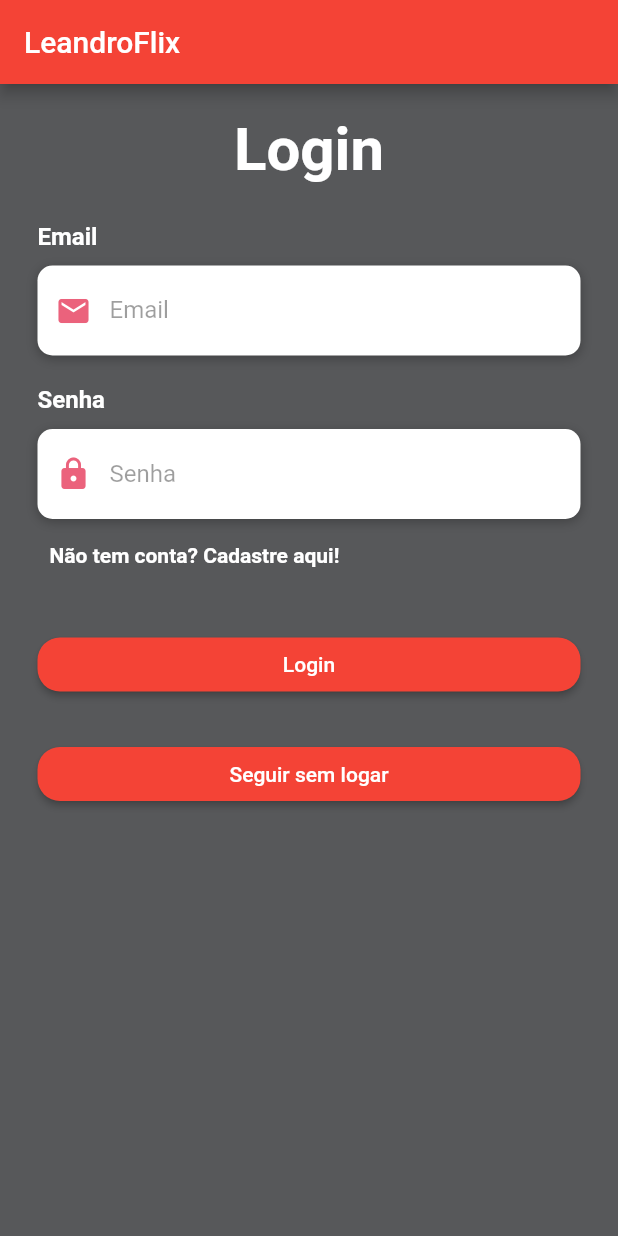
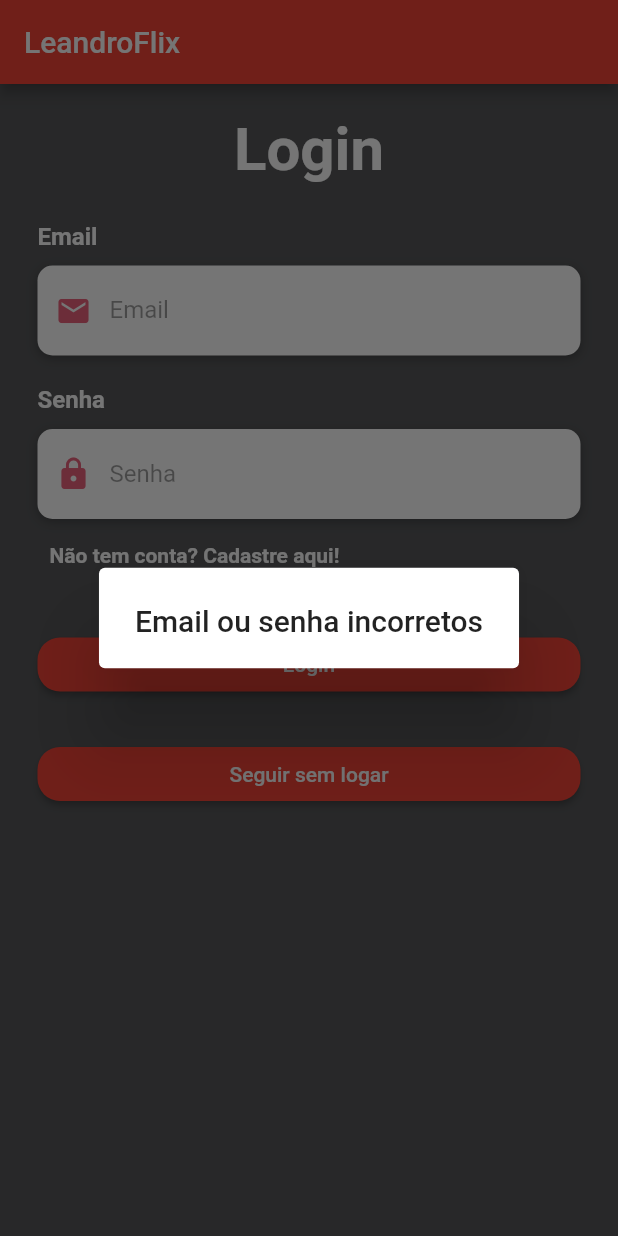
Before and after one commit to intDanoninho/LeandroFlix, a Flutter app: the screen it shows after launch, after a tap on "Login", on a phone screen of 412 x 824 dp. Run offline on Flutter 3.47's test engine with Material 2 defaults, Android fonts, the phone set to English and light mode, and no system bars; our stand-ins replace quickalert, sqflite; accounts and stored records are empty.

Commit message:
Inicio do Catalogo
Botoes levando a tela catalogo implementados

```diff
--- /dev/null
+++ b/catalogo/lib/catalogo.dart
@@ -0,0 +1,18 @@
+import 'package:flutter/material.dart';
+
+import 'model_user.dart';
+
+class Catalogo extends StatefulWidget {
+  final User user;
+  const Catalogo(this.user, {super.key});
+
+  @override
+  State<Catalogo> createState() => _CatalogoState();
+}
+
+class _CatalogoState extends State<Catalogo> {
+  @override
+  Widget build(BuildContext context) {
+    return Text("Catalogo do usuario ${widget.user.name}");
+  }
+}
--- a/catalogo/lib/home.dart
+++ b/catalogo/lib/home.dart
@@ -3,6 +3,9 @@ import 'package:catalogo/database.dart';
 import 'package:flutter/material.dart';
 import 'package:flutter/services.dart';
 import 'package:sqflite/sqflite.dart';
+
+import 'catalogo.dart';
+import 'model_user.dart';
 
 class Home extends StatefulWidget {
   const Home({super.key});
@@ -172,7 +175,8 @@ class _HomeState extends State<Home> {
   //  List usuarios = await db.rawQuery(sql);
   //  print("usuarios: ${usuarios.toString()}");
   //}
-  _validateLogin(String email, String password) async {
+
+  Future<User?> _validateLogin(String email, String password) async {
     db = await DatabaseManager.instance.database;
 
     List<Map<String, dynamic>> results = await db.query(
@@ -182,11 +186,18 @@ class _HomeState extends State<Home> {
     );
 
     if (results.isNotEmpty) {
-      print(
-          "FUNCIONOU"); // to do redirecionar para a pagina do catalogo de videos
+      print("FUNCIONOU");
+      return User(
+          id: results[0]['id'],
+          name: results[0]['name'],
+          email: results[0]['email'],
+          password: results[0]['password']);
+
+      // to do redirecionar para a pagina do catalogo de videos
     } else {
-      print(
-          "email ou senha incorretos"); // to do pedir para o usuario tentar novamente
+      print("email ou senha incorretos");
+      return null;
+      // to do pedir para o usuario tentar novamente
     }
   }
 
@@ -289,7 +300,22 @@ class _HomeState extends State<Home> {
           onPressed: () {
             String email = _emailController.text;
             String password = _passwordController.text;
-            _validateLogin(email, password);
+            _validateLogin(email, password).then((value) => {
+                  if (value != null)
+                    {
+                      Navigator.push(
+                          context,
+                          MaterialPageRoute(
+                              builder: (context) => Catalogo(value)))
+                    }
+                  else
+                    {
+                      showDialog(
+                          context: context,
+                          builder: (context) => const AlertDialog(
+                              title: Text("Email ou senha incorretos")))
+                    }
+                });
           },
           style: TextButton.styleFrom(
               backgroundColor: Colors.red,
--- /dev/null
+++ b/catalogo/lib/model_user.dart
@@ -0,0 +1,12 @@
+class User {
+  int id;
+  String name;
+  String email;
+  String password;
+
+  User(
+      {required this.id,
+      required this.name,
+      required this.email,
+      required this.password});
+}
```
